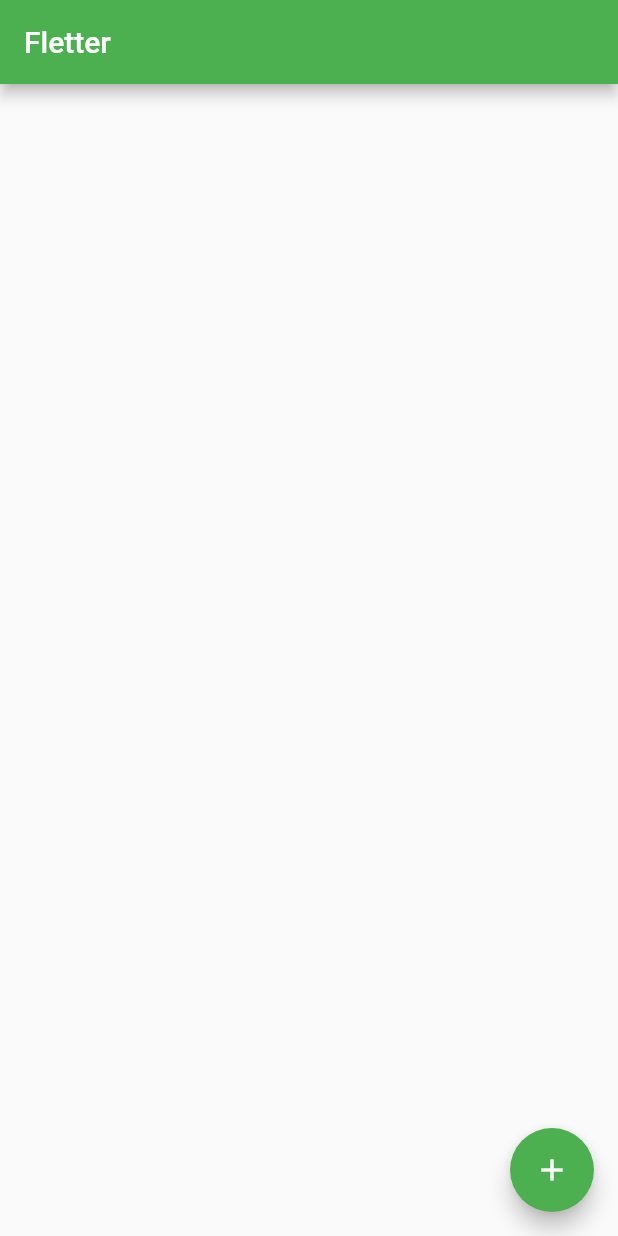
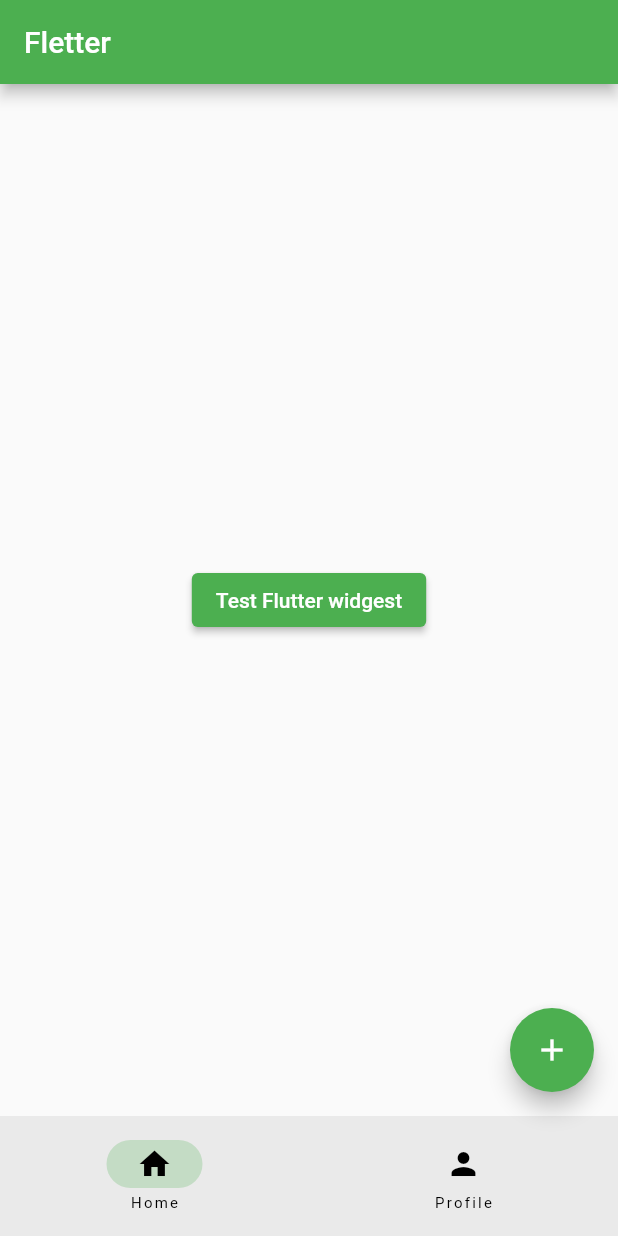
Before and after one commit to HappySolutions/mynotes, a Flutter app: the screen it shows after launch, on a phone screen of 412 x 824 dp. Run offline on Flutter 3.47's test engine with Material 2 defaults, Android fonts, the phone set to English and light mode, and no system bars.

Commit message:
adding pages

```diff
--- /dev/null
+++ b/lib/home_page.dart
@@ -0,0 +1,21 @@
+import 'package:flutter/material.dart';
+import 'package:mynotes/profile_page.dart';
+
+class HomePage extends StatelessWidget {
+  const HomePage({super.key});
+
+  @override
+  Widget build(BuildContext context) {
+    return Center(
+      child: ElevatedButton(
+        onPressed: () {
+          Navigator.of(context)
+              .push(MaterialPageRoute(builder: (BuildContext context) {
+            return const ProfilePage();
+          }));
+        },
+        child: const Text('Test Flutter widgest'),
+      ),
+    );
+  }
+}
--- a/lib/main.dart
+++ b/lib/main.dart
@@ -1,4 +1,5 @@
 import 'package:flutter/material.dart';
+import 'package:mynotes/home_page.dart';
 
 void main() {
   runApp(const MyApp());
@@ -32,18 +33,32 @@ class RootPage extends StatefulWidget {
 }
 
 class _RootPageState extends State<RootPage> {
+  int currentPage = 0;
   @override
   Widget build(BuildContext context) {
     return Scaffold(
       appBar: AppBar(
         title: const Text('Fletter'),
       ),
+      body: const HomePage(),
       floatingActionButton: FloatingActionButton(
         onPressed: () {
           debugPrint('Button pressed');
         },
         child: const Icon(Icons.add),
       ),
+      bottomNavigationBar: NavigationBar(
+        destinations: const [
+          NavigationDestination(icon: Icon(Icons.home), label: 'Home'),
+          NavigationDestination(icon: Icon(Icons.person), label: 'Profile'),
+        ],
+        onDestinationSelected: (int index) {
+          setState(() {
+            currentPage = index;
+          });
+        },
+        selectedIndex: currentPage,
+      ),
     );
   }
 }
```
Also changed, not shown: lib/profile_page.dart (added, +20 -0 lines).
